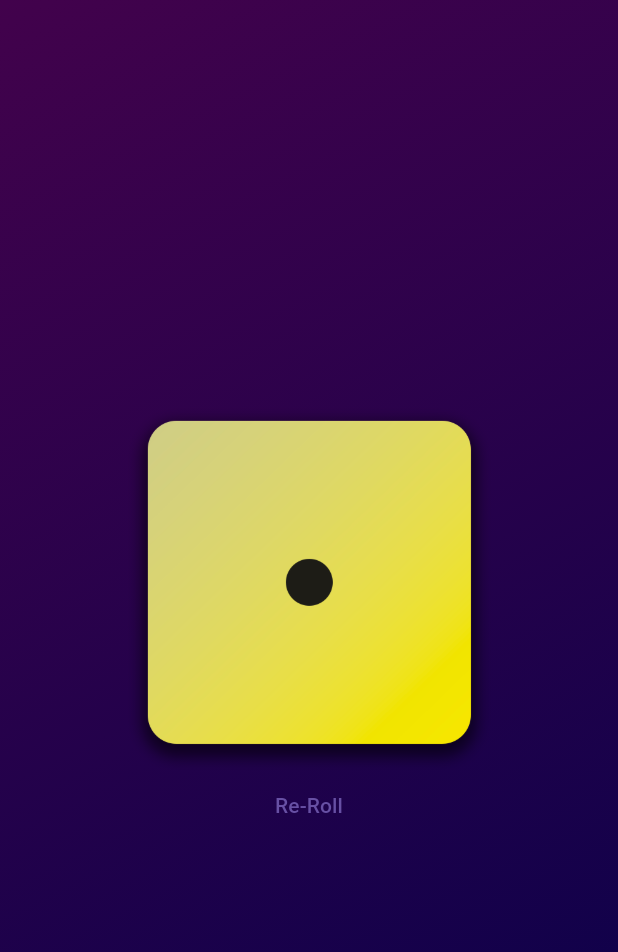
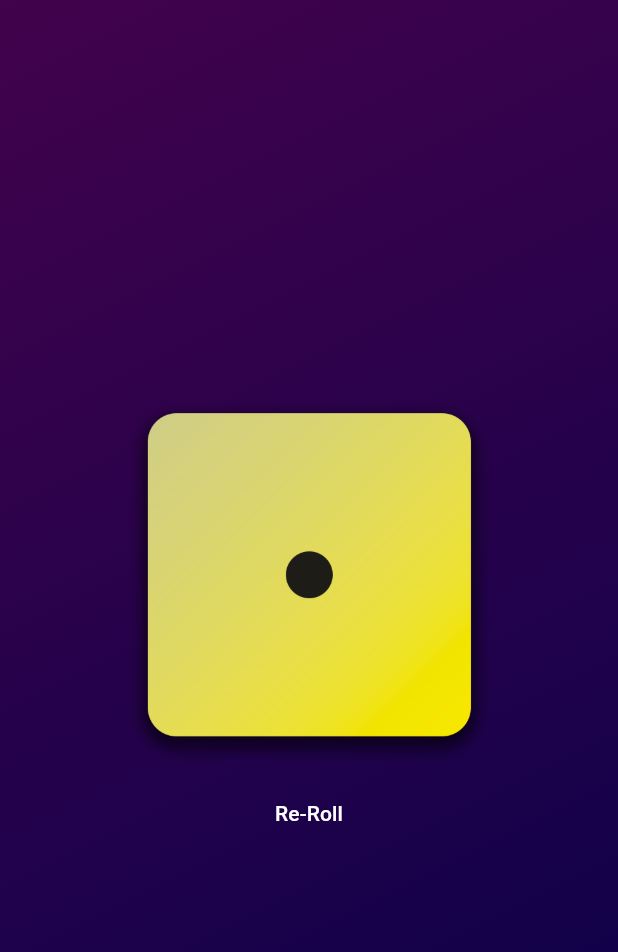
Before and after one commit to izasoerya/Learning-Flutter, a Flutter app: the screen it shows after launch, on a phone screen of 412 x 824 dp. Shown: the top 952 px of the screen. Run offline on Flutter 3.47's test engine with Material 3 defaults, Android fonts, the phone set to English and light mode, and no system bars.

Commit message:
feat: improve design button

```diff
--- a/lib/roll_dice.dart
+++ b/lib/roll_dice.dart
@@ -24,7 +24,10 @@ class _DiceRoll extends State<DiceRoll> {
           assetImage,
           width: 250,
         ),
-        TextButton(onPressed: rollDice, child: const Text('Re-Roll'))
+        const Padding(padding: EdgeInsets.only(top: 10.0)),
+        TextButton(
+            onPressed: rollDice,
+            child: const Text(style: TextStyle(color: Colors.white), 'Re-Roll'))
       ],
     ));
   }
```
